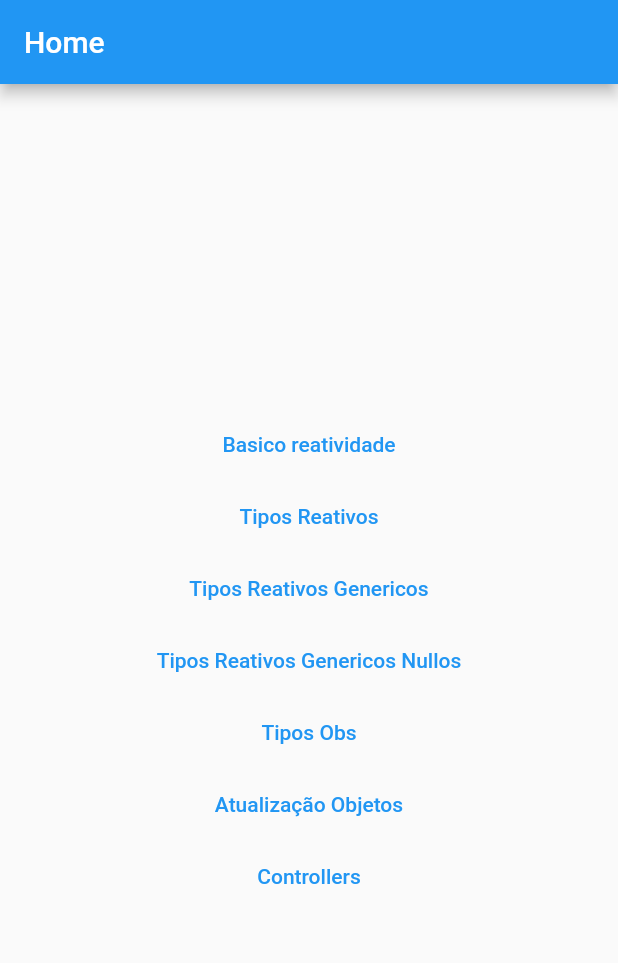
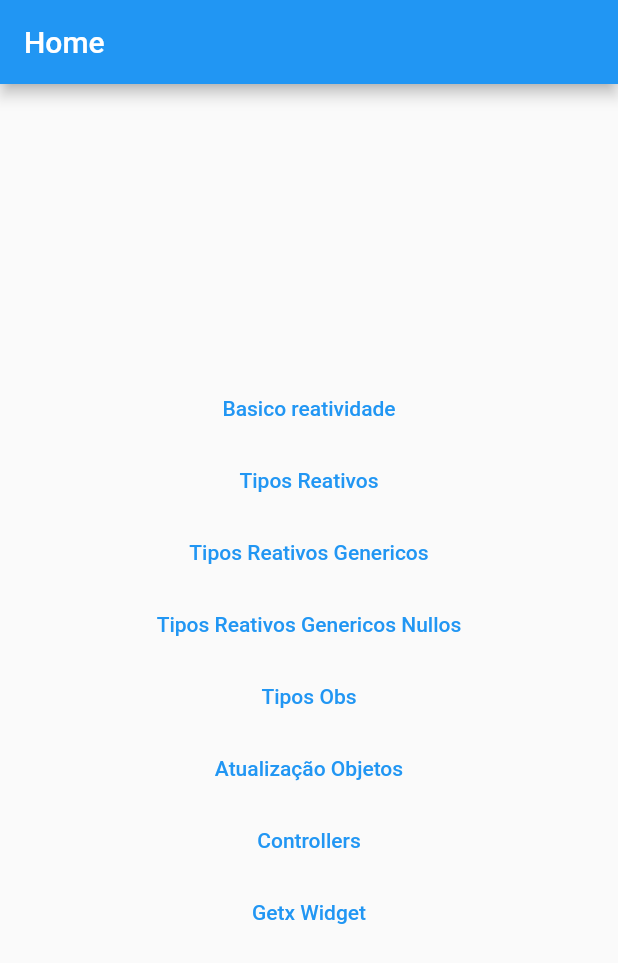
Before and after one commit to 2DevGs/get_state_manager, a Flutter app: the screen it shows after launch, on a phone screen of 412 x 824 dp. Shown: the top 963 px of the screen. Run offline on Flutter 3.47's test engine with Material 2 defaults, Android fonts, the phone set to English and light mode, and no system bars; our stand-ins replace get.

Commit message:
Alternative to Obx(GetX)
In this commit, a basic Controller structure was implemented to update an object with GetX Widget.

```diff
--- /dev/null
+++ b/lib/getx_widget/getx_widget_controller.dart
@@ -0,0 +1,14 @@
+
+import 'package:get/get.dart';
+
+class GetxWidgetController extends GetxController {
+
+  final _nome = 'Gustavo Dias'.obs;
+
+  String get nome => _nome.value;
+
+  void alterarNome() {
+    _nome('Gustaf Serrano');
+  }
+
+}
--- a/lib/home_page.dart
+++ b/lib/home_page.dart
@@ -56,6 +56,12 @@ class HomePage extends StatelessWidget {
               },
               child: const Text('Controllers'),
             ),
+            TextButton(
+              onPressed: () {
+                Get.toNamed('/getxWidget');
+              },
+              child: const Text('Getx Widget'),
+            ),
           ],
         ),
       ),
--- a/lib/main.dart
+++ b/lib/main.dart
@@ -1,11 +1,13 @@
 import 'package:flutter/material.dart';
 import 'package:get/get.dart';
 import 'package:get_state_manager/controllers/getxcontroller_example/controller.dart';
+import 'package:get_state_manager/getx_widget/getx_widget_page.dart';
 
 import 'atualizacao/atuzalizacao_objetos_page.dart';
 import 'basico/reatividade_page.dart';
 import 'controllers/controllers_home_page.dart';
 import 'controllers/getxcontroller_example/getx_controller_example_page.dart';
+import 'getx_widget/getx_widget_controller.dart';
 import 'home_page.dart';
 import 'tipos/tipo_obs_page.dart';
 import 'tipos/tipo_reativos_genericos_nullos_page.dart';
@@ -22,31 +24,56 @@ class MyApp extends StatelessWidget {
   Widget build(BuildContext context) {
     return GetMaterialApp(
       getPages: [
-        GetPage(name: '/', page: () => const HomePage()),
-        GetPage(name: '/basico', page: () => ReatividadePage()),
-        GetPage(name: '/tiposReativos', page: () => TipoReativosPage()),
+        GetPage(
+          name: '/',
+          page: () => const HomePage(),
+        ),
+        GetPage(
+          name: '/basico',
+          page: () => ReatividadePage(),
+        ),
+        GetPage(
+          name: '/tiposReativos',
+          page: () => TipoReativosPage(),
+        ),
         GetPage(
             name: '/tiposReativosGenericos',
             page: () => TipoReativosGenericosPage()),
         GetPage(
           name: '/tiposReativosGenericosNullos',
-            page: () => TipoReativosGenericosNullosPage()),
-        GetPage(name: '/tiposObs', page: () => TiposOBSPage()),
+          page: () => TipoReativosGenericosNullosPage(),
+        ),
         GetPage(
-            name: '/atualizacaoObjetos', page: () => AtuzalizacaoObjetosPage()),
+          name: '/tiposObs',
+          page: () => TiposOBSPage(),
+        ),
+        GetPage(
+          name: '/atualizacaoObjetos',
+          page: () => AtuzalizacaoObjetosPage(),
+        ),
         GetPage(
           name: '/controllers',
           page: () => const ControllersHomePage(),
           children: [
             GetPage(
               name: '/getxcontroller',
-                binding: BindingsBuilder(() {
+              binding: BindingsBuilder(
+                () {
                   // Get.put(Controller());
                   Get.lazyPut(() => Controller());
-                }),
+                },
+              ),
               page: () => const GetxControllerExamplePage(),
-              )
-            ]),
+            ),
+          ],
+        ),
+        GetPage(
+          name: '/getxWidget',
+          page: () => const GetxWidgetPage(),
+          binding: BindingsBuilder.put(
+            () => GetxWidgetController(),
+          ),
+        ),
       ],
     );
   }
```
Also changed, not shown: lib/getx_widget/getx_widget_page.dart (added, +33 -0 lines). Lines whose indentation alone changed are shown as unchanged.
